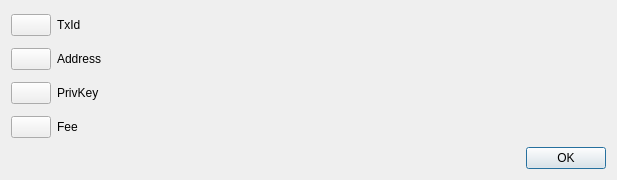
This is src/qt/forms/revealtxdialog.ui in pedrorv0106/DAPS as Qt 5 draws it before an edit. The edited form follows.
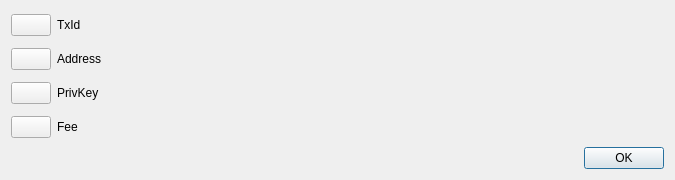
This is the edited form.

Commit message: QT: Adjust width of reveal tx dialog (#662)

Diff of the .ui file:
```diff
--- a/src/qt/forms/revealtxdialog.ui
+++ b/src/qt/forms/revealtxdialog.ui
@@ -6,14 +6,14 @@
    <rect>
     <x>0</x>
     <y>0</y>
-    <width>617</width>
+    <width>675</width>
     <height>180</height>
    </rect>
   </property>
   <property name="windowTitle">
    <string>Transaction Details</string>
   </property>
-  <layout class="QVBoxLayout" name="verticalLayout" stretch="0,0,0,0">
+  <layout class="QVBoxLayout" name="verticalLayout" stretch="0,0,0,0,0">
    <item>
     <layout class="QHBoxLayout" name="horizontalLayout" stretch="0,1,5">
      <item>
```
